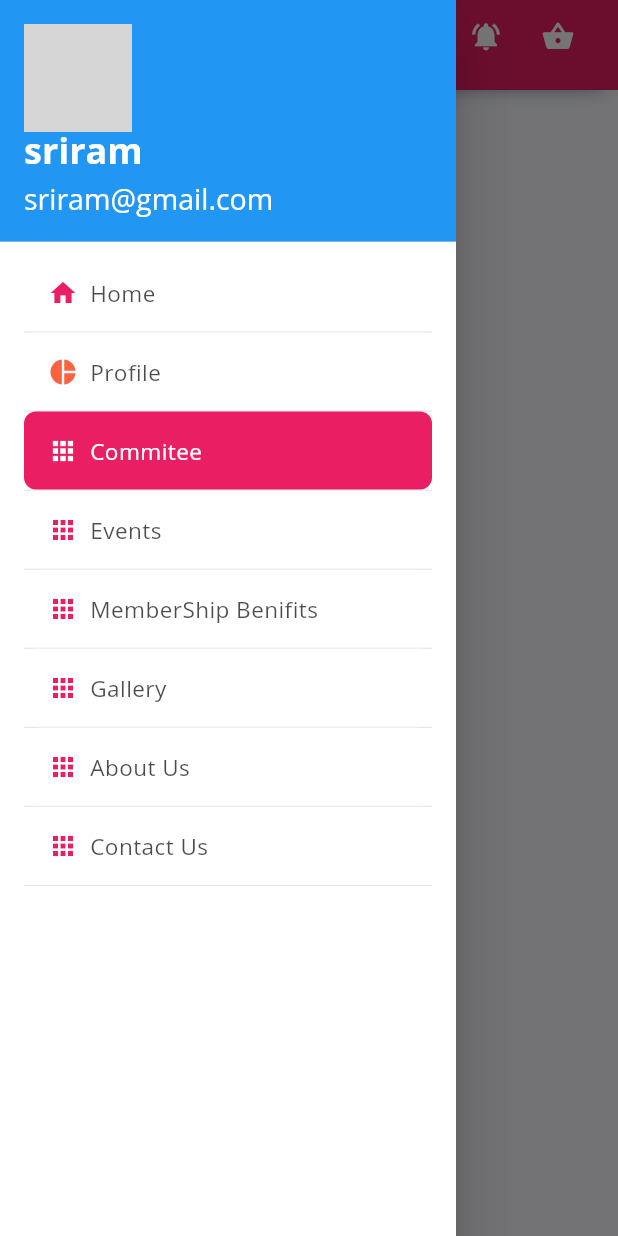
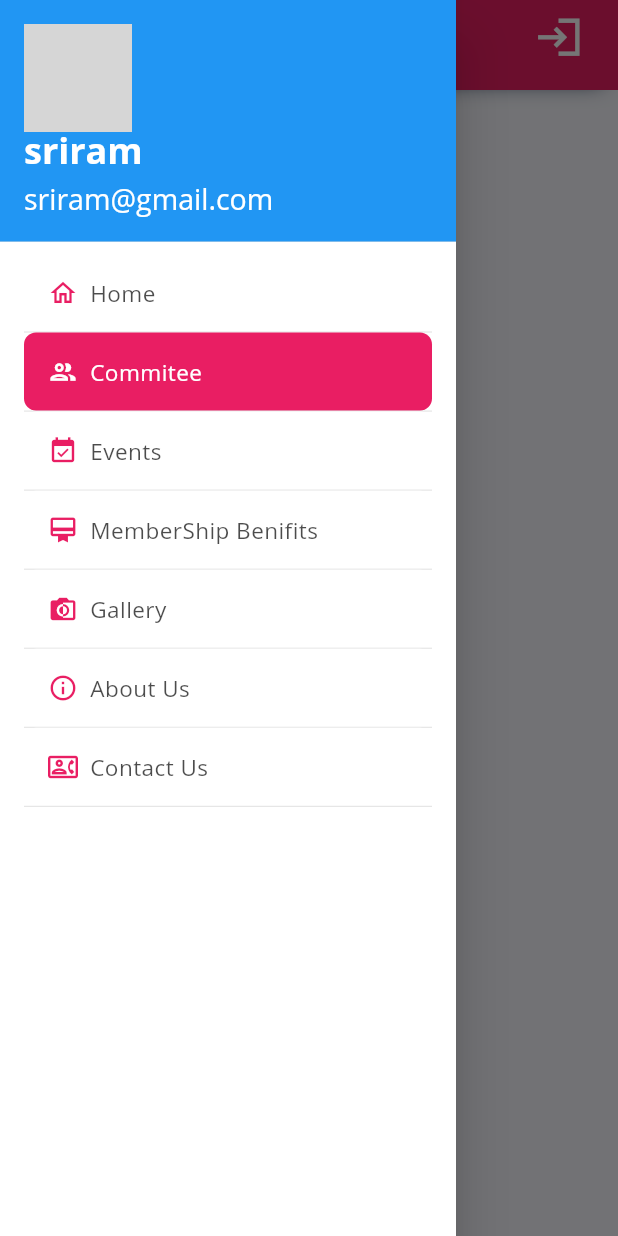
Before and after one commit to sriramcraz/tamilsangam, a Flutter app: the Commitee screen opened by its route, with the side drawer open, on a phone screen of 412 x 824 dp. Run offline on Flutter 3.47's test engine with Material 2 defaults, Android fonts, the phone set to English and light mode, and no system bars; our stand-ins replace carousel_slider, cloud_firestore, firebase_core, flutter_screenutil, font_awesome_flutter, mvc_pattern and 1 more; accounts and stored records are empty; network calls fail; grey boxes are pictures that could not be loaded.

Commit message:
changes in drawer menus and i have add some assets images

```diff
--- a/lib/screens/commitee.dart
+++ b/lib/screens/commitee.dart
@@ -56,7 +56,7 @@ class _CommiteeState extends State<Commitee> {
           Container(
             width: MediaQuery.of(context).size.width,
             child: Card(
-              color: Colors.redAccent,
+              color: ArgonColors.primary,
               elevation: 5,
               shape: RoundedRectangleBorder(
                   borderRadius: BorderRadius.all(Radius.circular(20.0))),
@@ -66,7 +66,7 @@ class _CommiteeState extends State<Commitee> {
                 child: Text("20",
                     style: TextStyle(
                         fontWeight: FontWeight.bold,
-                        color: Colors.white,
+                        color: ArgonColors.white,
                         fontSize: 72)),
               ),
             ),
@@ -76,7 +76,7 @@ class _CommiteeState extends State<Commitee> {
             child: Container(
               width: MediaQuery.of(context).size.width / 5,
               child: Card(
-                color: Colors.black,
+                color: ArgonColors.white,
                 elevation: 5,
                 shape: RoundedRectangleBorder(
                     borderRadius: BorderRadius.only(
@@ -87,7 +87,7 @@ class _CommiteeState extends State<Commitee> {
                   child: Text("$king",
                       style: TextStyle(
                           fontWeight: FontWeight.bold,
-                          color: Colors.white,
+                          color: ArgonColors.black,
                           fontSize: 40)),
                 ),
               ),
--- a/lib/widgets/drawer.dart
+++ b/lib/widgets/drawer.dart
@@ -65,7 +65,7 @@ class ArgonDrawer extends StatelessWidget {
             padding: EdgeInsets.only(top: 0, left: 16, right: 16),
             children: [
               DrawerTile(
-                  icon: Icons.home,
+                  icon: Icons.home_outlined,
                   onTap: () {
                     if (currentPage != "Home")
                       Navigator.pushReplacementNamed(context, '/home');
@@ -76,20 +76,20 @@ class ArgonDrawer extends StatelessWidget {
               Divider(
                 height: 0.7,
               ),
+              // DrawerTile(
+              //     icon: Icons.pie_chart,
+              //     onTap: () {
+              //       if (currentPage != "Profile")
+              //         Navigator.pushReplacementNamed(context, '/profile');
+              //     },
+              //     iconColor: ArgonColors.warning,
+              //     title: "Profile",
+              //     isSelected: currentPage == "Profile" ? true : false),
+              // Divider(
+              //   height: 0.7,
+              // ),
               DrawerTile(
-                  icon: Icons.pie_chart,
-                  onTap: () {
-                    if (currentPage != "Profile")
-                      Navigator.pushReplacementNamed(context, '/profile');
-                  },
-                  iconColor: ArgonColors.warning,
-                  title: "Profile",
-                  isSelected: currentPage == "Profile" ? true : false),
-              Divider(
-                height: 0.7,
-              ),
-              DrawerTile(
-                  icon: Icons.apps,
+                  icon: Icons.group_outlined,
                   onTap: () {
                     if (currentPage != "commitee")
                       Navigator.pushReplacementNamed(context, '/commitee');
@@ -101,7 +101,7 @@ class ArgonDrawer extends StatelessWidget {
                 height: 0.7,
               ),
               DrawerTile(
-                  icon: Icons.apps,
+                  icon: Icons.event_available,
                   onTap: () {
                     if (currentPage != "events")
                       Navigator.pushReplacementNamed(context, '/events');
@@ -113,7 +113,7 @@ class ArgonDrawer extends StatelessWidget {
                 height: 0.7,
               ),
               DrawerTile(
-                  icon: Icons.apps,
+                  icon: Icons.card_membership,
                   onTap: () {
                     if (currentPage != "membership")
                       // Navigator.pushReplacementNamed(context, '/membership');
@@ -130,7 +130,7 @@ class ArgonDrawer extends StatelessWidget {
               ),
 
               DrawerTile(
-                  icon: Icons.apps,
+                  icon: Icons.monochrome_photos,
                   onTap: () {
                     if (currentPage != "gallery")
                       Navigator.pushReplacementNamed(context, '/gallery');
@@ -142,7 +142,7 @@ class ArgonDrawer extends StatelessWidget {
                 height: 0.7,
               ),
               DrawerTile(
-                  icon: Icons.apps,
+                  icon: Icons.info_outline,
                   onTap: () {
                     if (currentPage != "aboutus")
                       Navigator.pushReplacementNamed(context, '/aboutus');
@@ -154,7 +154,7 @@ class ArgonDrawer extends StatelessWidget {
                 height: 0.7,
               ),
               DrawerTile(
-                  icon: Icons.apps,
+                  icon: Icons.quick_contacts_dialer_outlined,
                   onTap: () {
                     if (currentPage != "contactus")
                       Navigator.pushReplacementNamed(context, '/contactus');
--- a/lib/widgets/navbar.dart
+++ b/lib/widgets/navbar.dart
@@ -106,7 +106,7 @@ class _NavbarState extends State<Navbar> {
                                         ? ArgonColors.initial
                                         : ArgonColors.white)
                                     : ArgonColors.white,
-                                size: 24.0),
+                                size: 33.0),
                             onPressed: () {
                               if (!widget.backButton)
                                 Scaffold.of(context).openDrawer();
@@ -121,39 +121,39 @@ class _NavbarState extends State<Navbar> {
                                         : ArgonColors.white)
                                     : ArgonColors.white,
                                 fontWeight: FontWeight.w600,
-                                fontSize: 18.0)),
+                                fontSize: 22.0)),
                       ],
                     ),
                     if (widget.rightOptions)
                       Row(
                         mainAxisAlignment: MainAxisAlignment.spaceEvenly,
                         children: [
+                          // GestureDetector(
+                          //   onTap: () {
+                          //     Navigator.pushNamed(context, '/home');
+                          //   },
+                          //   child: IconButton(
+                          //       icon: Icon(Icons.notifications_active,
+                          //           color: !widget.transparent
+                          //               ? (widget.bgColor == ArgonColors.white
+                          //                   ? ArgonColors.initial
+                          //                   : ArgonColors.white)
+                          //               : ArgonColors.white,
+                          //           size: 22.0),
+                          //       onPressed: null),
+                          // ),
                           GestureDetector(
                             onTap: () {
-                              Navigator.pushNamed(context, '/home');
+                              Navigator.pushNamed(context, '/');
                             },
                             child: IconButton(
-                                icon: Icon(Icons.notifications_active,
+                                icon: Icon(Icons.login_sharp,
                                     color: !widget.transparent
                                         ? (widget.bgColor == ArgonColors.white
                                             ? ArgonColors.initial
                                             : ArgonColors.white)
                                         : ArgonColors.white,
-                                    size: 22.0),
-                                onPressed: null),
-                          ),
-                          GestureDetector(
-                            onTap: () {
-                              Navigator.pushNamed(context, '/home');
-                            },
-                            child: IconButton(
-                                icon: Icon(Icons.shopping_basket,
-                                    color: !widget.transparent
-                                        ? (widget.bgColor == ArgonColors.white
-                                            ? ArgonColors.initial
-                                            : ArgonColors.white)
-                                        : ArgonColors.white,
-                                    size: 22.0),
+                                    size: 33.0),
                                 onPressed: null),
                           ),
                         ],
```
